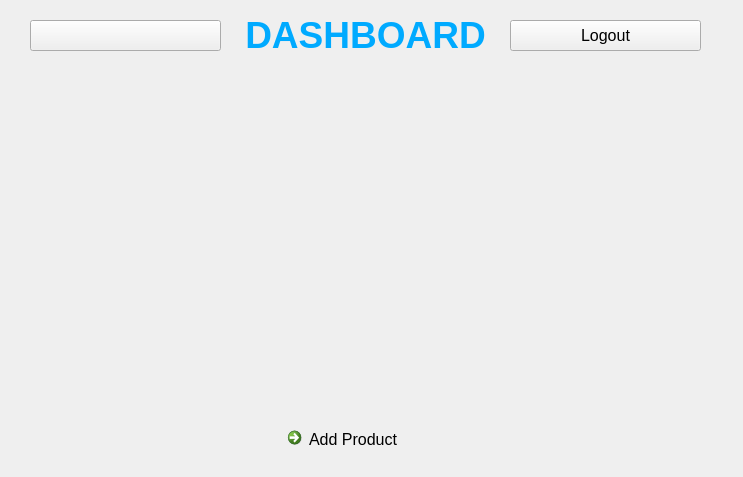
Old version of the form ui/dashboard.ui in the repository Sabik-TK/PyQt6-Inventory-Manager.
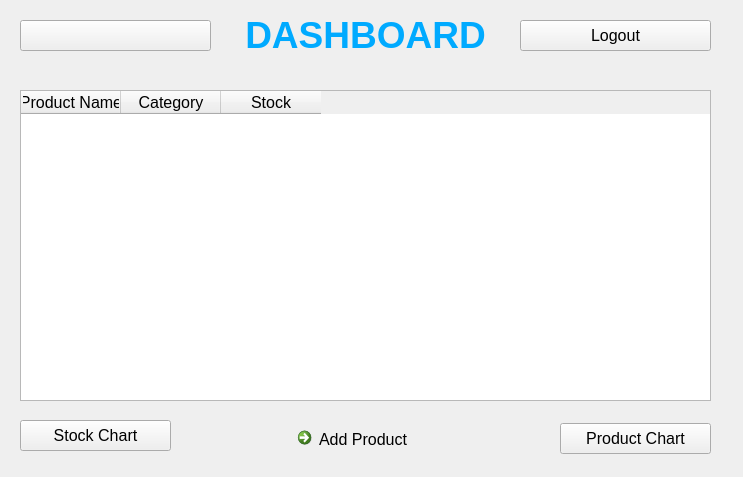
New version of the form.

Commit message: Charts & Table included

The edit to the form file:
```diff
--- a/ui/dashboard.ui
+++ b/ui/dashboard.ui
@@ -2,6 +2,9 @@
 <ui version="4.0">
  <class>Form</class>
  <widget class="QWidget" name="Form">
+  <property name="enabled">
+   <bool>true</bool>
+  </property>
   <property name="geometry">
    <rect>
     <x>0</x>
@@ -41,7 +44,7 @@
   <widget class="QPushButton" name="logoutButton">
    <property name="geometry">
     <rect>
-     <x>510</x>
+     <x>520</x>
      <y>20</y>
      <width>191</width>
      <height>31</height>
@@ -54,7 +57,7 @@
   <widget class="QCommandLinkButton" name="gotoProductLink">
    <property name="geometry">
     <rect>
-     <x>280</x>
+     <x>290</x>
      <y>420</y>
      <width>185</width>
      <height>41</height>
@@ -67,7 +70,7 @@
   <widget class="QPushButton" name="userbutton">
    <property name="geometry">
     <rect>
-     <x>30</x>
+     <x>20</x>
      <y>20</y>
      <width>191</width>
      <height>31</height>
@@ -77,6 +80,60 @@
     <string/>
    </property>
   </widget>
+  <widget class="QPushButton" name="product_btn">
+   <property name="geometry">
+    <rect>
+     <x>560</x>
+     <y>423</y>
+     <width>151</width>
+     <height>31</height>
+    </rect>
+   </property>
+   <property name="text">
+    <string>Product Chart</string>
+   </property>
+  </widget>
+  <widget class="QPushButton" name="stock_btn">
+   <property name="geometry">
+    <rect>
+     <x>20</x>
+     <y>420</y>
+     <width>151</width>
+     <height>31</height>
+    </rect>
+   </property>
+   <property name="text">
+    <string>Stock Chart</string>
+   </property>
+  </widget>
+  <widget class="QTableWidget" name="tableWidget">
+   <property name="enabled">
+    <bool>true</bool>
+   </property>
+   <property name="geometry">
+    <rect>
+     <x>20</x>
+     <y>90</y>
+     <width>691</width>
+     <height>311</height>
+    </rect>
+   </property>
+   <column>
+    <property name="text">
+     <string>Product Name</string>
+    </property>
+   </column>
+   <column>
+    <property name="text">
+     <string>Category</string>
+    </property>
+   </column>
+   <column>
+    <property name="text">
+     <string>Stock</string>
+    </property>
+   </column>
+  </widget>
  </widget>
  <resources/>
  <connections/>
```
The commit also changes 8 other files.
